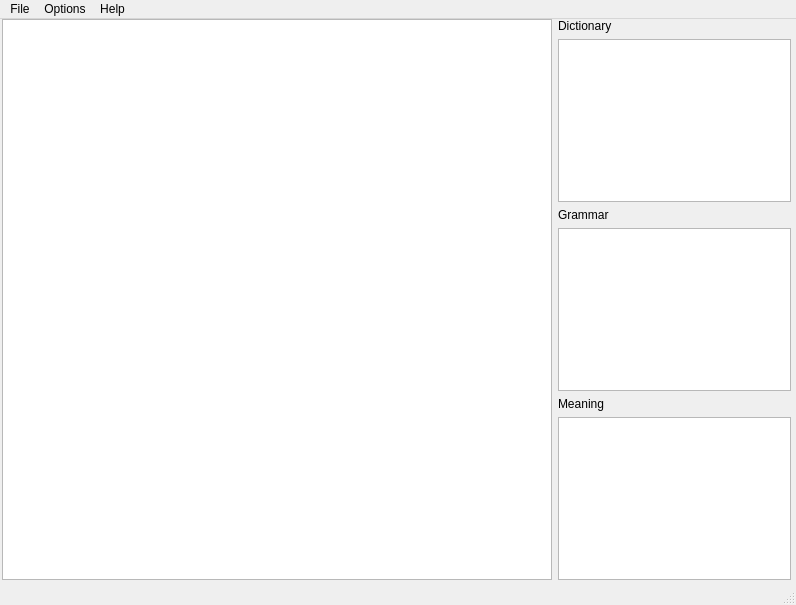
blackwolf12333/Didasko, file Main.ui: the form before one commit.
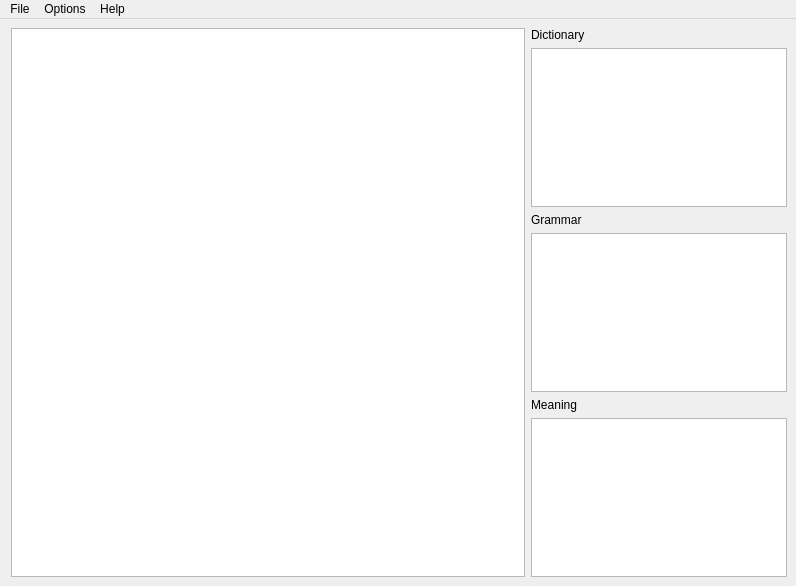
The form after the commit.

Commit message: Resizing works correctly now

The edit to the form file:
```diff
--- a/Main.ui
+++ b/Main.ui
@@ -8,7 +8,7 @@
     <x>0</x>
     <y>0</y>
     <width>796</width>
-    <height>605</height>
+    <height>586</height>
    </rect>
   </property>
   <property name="sizePolicy">
@@ -27,24 +27,23 @@
      <verstretch>0</verstretch>
     </sizepolicy>
    </property>
-   <widget class="QWidget" name="layoutWidget">
-    <property name="geometry">
-     <rect>
-      <x>0</x>
-      <y>0</y>
-      <width>791</width>
-      <height>561</height>
-     </rect>
-    </property>
+   <layout class="QHBoxLayout" name="horizontalLayout_2">
+    <item>
     <layout class="QHBoxLayout" name="horizontalLayout">
      <property name="leftMargin">
       <number>2</number>
      </property>
      <item>
       <widget class="QTextEdit" name="text">
+        <property name="sizePolicy">
+         <sizepolicy hsizetype="Preferred" vsizetype="Preferred">
+          <horstretch>50</horstretch>
+          <verstretch>0</verstretch>
+         </sizepolicy>
+        </property>
        <property name="minimumSize">
         <size>
-         <width>550</width>
+          <width>0</width>
          <height>0</height>
         </size>
        </property>
@@ -103,7 +102,8 @@
       </layout>
      </item>
     </layout>
-   </widget>
+    </item>
+   </layout>
   </widget>
   <widget class="QMenuBar" name="menubar">
    <property name="geometry">
@@ -139,7 +139,6 @@
    <addaction name="menuOptions"/>
    <addaction name="menuHelp"/>
   </widget>
-  <widget class="QStatusBar" name="statusbar"/>
   <action name="actionOpen">
    <property name="text">
     <string>Open</string>
```
Lines whose indentation alone changed are shown as unchanged. The commit also changes 1 other file.
